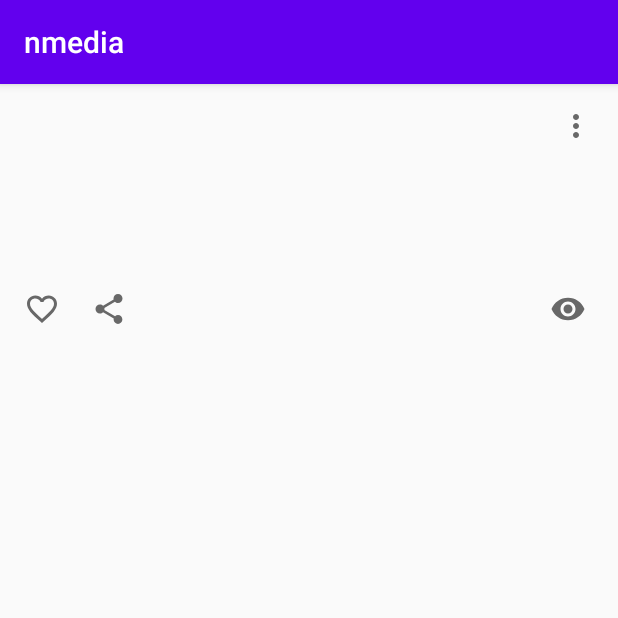
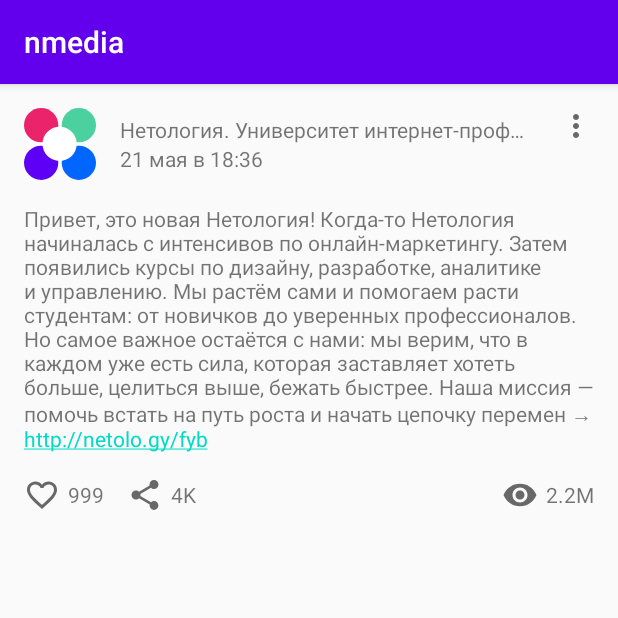
Before and after one commit to kirgurkir/android_01_firstapp, an Android app: the screen it shows after launch (MainActivity), on a phone screen of 412 x 824 dp, the top half of it. Run offline under Robolectric (Android 15) with nearby library versions, the phone set to English and light mode, and no system bars.

Commit message:
Add 04_events

```diff
--- a/app/build.gradle
+++ b/app/build.gradle
@@ -14,6 +14,10 @@ android {
         versionName "1.0"
 
         testInstrumentationRunner "androidx.test.runner.AndroidJUnitRunner"
+    }
+
+    buildFeatures{
+        viewBinding = true
     }
 
     buildTypes {
--- a/app/src/main/java/ru/netology/MainActivity.kt
+++ b/app/src/main/java/ru/netology/MainActivity.kt
@@ -2,10 +2,81 @@ package ru.netology
 
 import androidx.appcompat.app.AppCompatActivity
 import android.os.Bundle
+import android.util.Log
+import ru.netology.databinding.ActivityMainBinding
+
 
 class MainActivity : AppCompatActivity() {
     override fun onCreate(savedInstanceState: Bundle?) {
         super.onCreate(savedInstanceState)
-        setContentView(R.layout.activity_main)
+        val binding = ActivityMainBinding.inflate(layoutInflater)
+        setContentView(binding.root)
+
+
+        val post = Post(
+            id = 1,
+            author = "Нетология. Университет интернет-профессий будущего",
+            content = "Привет, это новая Нетология! Когда-то Нетология начиналась с интенсивов по онлайн-маркетингу. Затем появились курсы по дизайну, разработке, аналитике и управлению. Мы растём сами и помогаем расти студентам: от новичков до уверенных профессионалов. Но самое важное остаётся с нами: мы верим, что в каждом уже есть сила, которая заставляет хотеть больше, целиться выше, бежать быстрее. Наша миссия — помочь встать на путь роста и начать цепочку перемен → http://netolo.gy/fyb",
+            published = "21 мая в 18:36",
+            like = 999,
+            likedByMe = false,
+            share = 4096,
+            view = 2_234_245
+        )
+
+        updatePost(binding, post)
+
+
+        binding.likeImageView.setOnClickListener {
+            if (post.likedByMe) post.like-- else post.like++
+            post.likedByMe = !post.likedByMe
+
+            updatePost(binding, post)
+        }
+
+        binding.shareCountView.setOnClickListener {
+            post.share += 10
+
+            updatePost(binding, post)
+        }
+
     }
 }
+
+fun countToString(count: Int): String {
+    var res = count.toString()
+
+    if (count in 1_000..999999) {
+        res = (count / 1_000).toString()
+
+        val decimal = count % 1_000 / 100
+        if (decimal > 0) res += ".$decimal"
+
+        res += "K"
+
+    } else if (count >= 1_000_000) {
+        res = (count / 1_000_000).toString()
+
+        val decimal = count % 1_000_000 / 100_000
+        if (decimal > 0) res += ".$decimal"
+
+        res += "M"
+    }
+
+    return res
+}
+
+fun updatePost(binding: ActivityMainBinding, post: Post) {
+    with(binding) {
+        authorAvatarImageView.setImageResource(R.drawable.post_avatar)
+        authorView.text = post.author
+        publishedView.text = post.published
+        contentView.text = post.content
+        likeImageView.setImageResource(
+            if (post.likedByMe) R.drawable.ic_baseline_favorite_24 else R.drawable.ic_outline_favorite_border_24
+        )
+        likeCountView.text = countToString(post.like)
+        shareCountView.text = countToString(post.share)
+        viewCountView.text = countToString(post.view)
+    }
+}
--- /dev/null
+++ b/app/src/main/java/ru/netology/Post.kt
@@ -0,0 +1,12 @@
+package ru.netology
+
+data class Post(
+    val id: Long,
+    val author: String,
+    val content: String,
+    val published: String,
+    var like: Int,
+    var likedByMe: Boolean = false,
+    var share: Int,
+    val view: Int
+)
--- /dev/null
+++ b/app/src/main/res/drawable/ic_baseline_favorite_24.xml
@@ -0,0 +1,5 @@
+<vector android:height="24dp" android:tint="#D7314E"
+    android:viewportHeight="24" android:viewportWidth="24"
+    android:width="24dp" xmlns:android="http://schemas.android.com/apk/res/android">
+    <path android:fillColor="@android:color/white" android:pathData="M12,21.35l-1.45,-1.32C5.4,15.36 2,12.28 2,8.5 2,5.42 4.42,3 7.5,3c1.74,0 3.41,0.81 4.5,2.09C13.09,3.81 14.76,3 16.5,3 19.58,3 22,5.42 22,8.5c0,3.78 -3.4,6.86 -8.55,11.54L12,21.35z"/>
+</vector>
--- /dev/null
+++ b/app/src/main/res/drawable/post_avatar.xml
@@ -0,0 +1,21 @@
+<vector xmlns:android="http://schemas.android.com/apk/res/android"
+    android:width="48dp"
+    android:height="48dp"
+    android:viewportWidth="48"
+    android:viewportHeight="48">
+    <path
+        android:pathData="M36.5739,48C30.2635,48 25.1478,42.8844 25.1478,36.5739C25.1478,30.2635 30.2635,25.1478 36.5739,25.1478C42.8844,25.1478 48,30.2635 48,36.5739C48,42.8844 42.8844,48 36.5739,48Z"
+        android:fillColor="#0066FF"/>
+    <path
+        android:pathData="M11.4261,48C17.7365,48 22.8522,42.8844 22.8522,36.5739C22.8522,30.2635 17.7365,25.1478 11.4261,25.1478C5.1156,25.1478 0,30.2635 0,36.5739C0,42.8844 5.1156,48 11.4261,48Z"
+        android:fillColor="#5D00F5"/>
+    <path
+        android:pathData="M11.4261,22.8522C17.7365,22.8522 22.8522,17.7365 22.8522,11.4261C22.8522,5.1156 17.7365,0 11.4261,0C5.1156,0 0,5.1156 0,11.4261C0,17.7365 5.1156,22.8522 11.4261,22.8522Z"
+        android:fillColor="#EB236B"/>
+    <path
+        android:pathData="M36.5739,22.8522C42.8844,22.8522 48,17.7365 48,11.4261C48,5.1156 42.8844,0 36.5739,0C30.2635,0 25.1478,5.1156 25.1478,11.4261C25.1478,17.7365 30.2635,22.8522 36.5739,22.8522Z"
+        android:fillColor="#4BD0A0"/>
+    <path
+        android:pathData="M23.7391,35.3739C30.0496,35.3739 35.1652,30.2349 35.1652,23.8956C35.1652,17.5564 30.0496,12.4174 23.7391,12.4174C17.4287,12.4174 12.313,17.5564 12.313,23.8956C12.313,30.2349 17.4287,35.3739 23.7391,35.3739Z"
+        android:fillColor="#ffffff"/>
+</vector>
--- a/app/src/main/res/layout/activity_main.xml
+++ b/app/src/main/res/layout/activity_main.xml
@@ -8,9 +8,9 @@
     tools:context=".MainActivity">
 
     <ImageView
-        android:id="@+id/authorAvatarImage"
-        android:layout_width="wrap_content"
-        android:layout_height="wrap_content"
+        android:id="@+id/authorAvatarImageView"
+        android:layout_width="48dp"
+        android:layout_height="48dp"
         android:layout_marginBottom="@dimen/common_spacing"
         app:layout_constraintBottom_toBottomOf="@+id/barrierTop"
         app:layout_constraintStart_toStartOf="parent"
@@ -26,8 +26,8 @@
         android:ellipsize="end"
         android:singleLine="true"
         app:layout_constraintBottom_toTopOf="@+id/publishedView"
-        app:layout_constraintEnd_toStartOf="@+id/menuButton"
-        app:layout_constraintStart_toEndOf="@+id/authorAvatarImage"
+        app:layout_constraintEnd_toStartOf="@+id/menuButtonView"
+        app:layout_constraintStart_toEndOf="@+id/authorAvatarImageView"
         app:layout_constraintTop_toTopOf="parent"
         app:layout_constraintVertical_chainStyle="packed"
         tools:text="@sample/posts.json/data/author" />
@@ -40,13 +40,13 @@
         android:layout_marginEnd="@dimen/common_spacing"
         android:layout_marginBottom="@dimen/common_spacing"
         app:layout_constraintBottom_toBottomOf="@+id/barrierTop"
-        app:layout_constraintEnd_toStartOf="@+id/menuButton"
-        app:layout_constraintStart_toEndOf="@+id/authorAvatarImage"
+        app:layout_constraintEnd_toStartOf="@+id/menuButtonView"
+        app:layout_constraintStart_toEndOf="@+id/authorAvatarImageView"
         app:layout_constraintTop_toBottomOf="@+id/authorView"
         tools:text="@sample/posts.json/data/published" />
 
     <ImageButton
-        android:id="@+id/menuButton"
+        android:id="@+id/menuButtonView"
         android:layout_width="wrap_content"
         android:layout_height="wrap_content"
         android:layout_marginBottom="@dimen/common_spacing"
@@ -60,23 +60,22 @@
         android:layout_width="wrap_content"
         android:layout_height="wrap_content"
         app:barrierDirection="bottom"
-        app:constraint_referenced_ids="authorAvatarImage, publishedView, menuButton" />
+        app:constraint_referenced_ids="authorAvatarImageView, publishedView, menuButtonView" />
 
     <TextView
         android:id="@+id/contentView"
         android:layout_width="wrap_content"
         android:layout_height="wrap_content"
-        android:layout_marginTop="@dimen/common_spacing"
         android:layout_marginBottom="@dimen/common_spacing"
         android:autoLink="web"
-        app:layout_constraintBottom_toTopOf="@+id/barrierBottom"
+        app:layout_constraintBottom_toTopOf="@+id/barrierBottomView"
         app:layout_constraintEnd_toEndOf="parent"
         app:layout_constraintStart_toStartOf="parent"
         app:layout_constraintTop_toBottomOf="@+id/barrierTop"
         tools:text="@sample/posts.json/data/content" />
 
     <androidx.constraintlayout.widget.Barrier
-        android:id="@+id/barrierBottom"
+        android:id="@+id/barrierBottomView"
         android:layout_width="wrap_content"
         android:layout_height="wrap_content"
         app:barrierDirection="bottom"
@@ -88,13 +87,12 @@
     <RelativeLayout
         android:layout_width="0dp"
         android:layout_height="wrap_content"
-        android:layout_marginTop="@dimen/common_spacing"
         app:layout_constraintEnd_toEndOf="parent"
         app:layout_constraintStart_toStartOf="parent"
-        app:layout_constraintTop_toBottomOf="@+id/barrierBottom">
+        app:layout_constraintTop_toBottomOf="@+id/barrierBottomView">
 
         <ImageView
-            android:id="@+id/favoriteImage"
+            android:id="@+id/likeImageView"
             android:layout_width="wrap_content"
             android:layout_height="wrap_content"
             android:layout_centerVertical="true"
@@ -106,11 +104,11 @@
             android:layout_height="wrap_content"
             android:layout_centerVertical="true"
             android:layout_marginStart="@dimen/before_counter"
-            android:layout_toEndOf="@+id/favoriteImage"
+            android:layout_toEndOf="@+id/likeImageView"
             tools:text="@sample/posts.json/data/action/like" />
 
         <ImageView
-            android:id="@+id/shareImage"
+            android:id="@+id/shareImageView"
             android:layout_width="wrap_content"
             android:layout_height="wrap_content"
             android:layout_centerVertical="true"
@@ -124,11 +122,11 @@
             android:layout_height="wrap_content"
             android:layout_centerVertical="true"
             android:layout_marginStart="@dimen/before_counter"
-            android:layout_toEndOf="@+id/shareImage"
+            android:layout_toEndOf="@+id/shareImageView"
             tools:text="@sample/posts.json/data/action/share" />
 
         <ImageView
-            android:id="@+id/viewImage"
+            android:id="@+id/viewImageView"
             android:layout_width="wrap_content"
             android:layout_height="wrap_content"
             android:layout_centerVertical="true"
```
